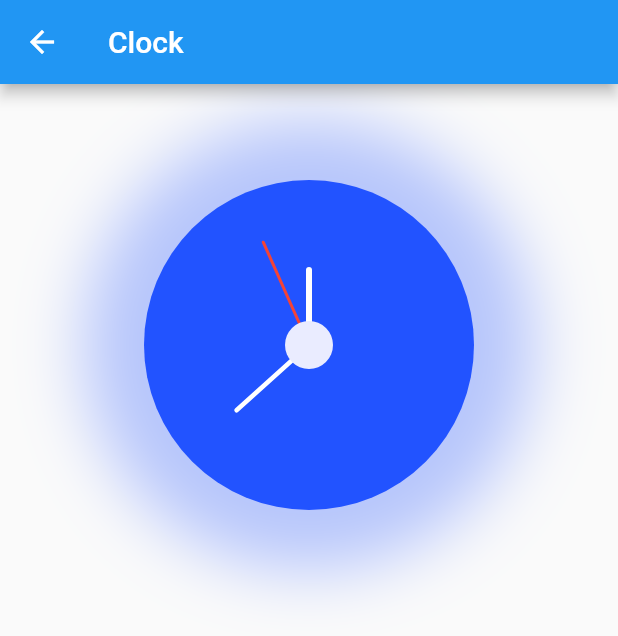
After one commit to brunozupp/clock_painter, a Flutter app: the screen it shows after launch, after a tap on "Clock", on a phone screen of 412 x 824 dp. The commit adds this screen. Shown: the top 636 px of the screen. Run offline on Flutter 3.47's test engine with Material 2 defaults, Android fonts, the phone set to English and light mode, and no system bars.

Commit message:
Tutorial Youtube - Clock - Em andamento

```diff
--- /dev/null
+++ b/lib/pages/clock/clock_page.dart
@@ -0,0 +1,33 @@
+import 'package:clock_painter/pages/clock/utils/clock_time_model.dart';
+import 'package:clock_painter/pages/clock/widgets/clock_widget.dart';
+import 'package:flutter/material.dart';
+
+class ClockPage extends StatelessWidget {
+
+  const ClockPage({ Key? key }) : super(key: key);
+
+  @override
+  Widget build(BuildContext context) {
+    return Scaffold(
+      appBar: AppBar(
+        title: const Text('Clock'),
+      ),
+      body: Padding(
+        padding: const EdgeInsets.all(24.0),
+        child: Column(
+          children: [
+            Center(
+              child: ClockWidget(
+                time: ClockTimeModel(
+                  hour: 12,
+                  min: 38,
+                  sec: 56,
+                ),
+              ),
+            ),
+          ],
+        ),
+      ),
+    );
+  }
+}
--- /dev/null
+++ b/lib/pages/clock/painters/clock_painter.dart
@@ -0,0 +1,93 @@
+import 'dart:math';
+
+import 'package:flutter/material.dart';
+
+import 'package:clock_painter/pages/clock/ui/clock_styles.dart';
+import 'package:clock_painter/pages/clock/utils/clock_time_model.dart';
+
+class ClockPainter extends CustomPainter {
+
+  final ClockTimeModel time;
+
+  ClockPainter({
+    required this.time,
+  });
+
+  @override
+  void paint(Canvas canvas, Size size) {
+
+    final secRadius = ((pi / 2) - (pi / 30) * time.sec) % (2 * pi);
+    final minRadius = ((pi / 2) - (pi / 30) * time.min) % (2 * pi);
+    final hourRadius = ((pi / 2) - (pi / 6) * time.hour) % (2 * pi);
+
+    // Points coordinates
+    final centerX = size.width / 2;
+    final centerY = size.height / 2;
+    final center = Offset(centerX, centerY);
+    final radius = min(centerX, centerY);
+
+    // Clock coordinate
+    final secHeight = radius / 2;
+    final minHeight = radius / 2 - 10;
+    final hourHeight = radius / 2 - 25;
+
+    final seconds = Offset(
+      centerX + secHeight * cos(secRadius),
+      centerY - secHeight * sin(secRadius),
+    );
+
+    final minutes = Offset(
+      centerX + minHeight * cos(minRadius),
+      centerY - minHeight * sin(minRadius),
+    );
+
+    final hours = Offset(
+      centerX + hourHeight * cos(hourRadius),
+      centerY - hourHeight * sin(hourRadius),
+    );
+
+    final fillBrush = Paint()
+      ..color = ClockStyle.primaryColor
+      ..strokeCap = StrokeCap.round;
+
+    final centerDotBrush = Paint()
+      ..color = const Color(0xFFEAECFF);
+
+    // Setting the hand brush
+    final secBrush = Paint()
+      ..color = Colors.red
+      ..style = PaintingStyle.stroke
+      ..strokeCap = StrokeCap.round
+      ..strokeWidth = 2
+      ..strokeJoin = StrokeJoin.round;
+
+    final minBrush = Paint()
+      ..color = Colors.white
+      ..style = PaintingStyle.stroke
+      ..strokeCap = StrokeCap.round
+      ..strokeWidth = 3
+      ..strokeJoin = StrokeJoin.round;
+
+    final hourBrush = Paint()
+      ..color = Colors.white
+      ..style = PaintingStyle.stroke
+      ..strokeCap = StrokeCap.round
+      ..strokeWidth = 4
+      ..strokeJoin = StrokeJoin.round;
+
+    // Draw the body
+    canvas.drawCircle(center, radius - 40, fillBrush);
+
+    // Draw the clock hands
+    canvas.drawLine(center, seconds, secBrush);
+    canvas.drawLine(center, minutes, minBrush);
+    canvas.drawLine(center, hours, hourBrush);
+
+    // Draw the center dot
+    canvas.drawCircle(center, 16, centerDotBrush);
+  }
+
+  @override
+  bool shouldRepaint(covariant CustomPainter oldDelegate) => true;
+
+}
--- /dev/null
+++ b/lib/pages/clock/ui/clock_styles.dart
@@ -0,0 +1,9 @@
+import 'package:flutter/material.dart';
+
+class ClockStyle {
+
+  ClockStyle._();
+
+  static const Color primaryColor = Color(0xFF2253FF);
+  static const Color primaryColorDark = Color(0xFF193bb1);
+}
--- /dev/null
+++ b/lib/pages/clock/utils/clock_time_model.dart
@@ -0,0 +1,12 @@
+class ClockTimeModel {
+
+  final int sec;
+  final int min;
+  final int hour;
+
+  ClockTimeModel({
+    required this.sec,
+    required this.min,
+    required this.hour,
+  });
+}
--- /dev/null
+++ b/lib/pages/clock/widgets/clock_widget.dart
@@ -0,0 +1,42 @@
+import 'package:flutter/material.dart';
+
+import 'package:clock_painter/pages/clock/painters/clock_painter.dart';
+import 'package:clock_painter/pages/clock/ui/clock_styles.dart';
+import 'package:clock_painter/pages/clock/utils/clock_time_model.dart';
+
+class ClockWidget extends StatefulWidget {
+
+  final ClockTimeModel time;
+
+  const ClockWidget({
+    Key? key,
+    required this.time,
+  }) : super(key: key);
+
+  @override
+  State<ClockWidget> createState() => _ClockWidgetState();
+}
+
+class _ClockWidgetState extends State<ClockWidget> {
+  @override
+  Widget build(BuildContext context) {
+    return Container(
+      decoration: BoxDecoration(
+        shape: BoxShape.circle,
+        boxShadow: [
+          BoxShadow(
+            color: ClockStyle.primaryColor.withAlpha(80),
+            blurRadius: 38.0
+          ),
+        ],
+      ),
+      height: 300,
+      width: 300,
+      child: CustomPaint(
+        painter: ClockPainter(
+          time: widget.time,
+        ),
+      ),
+    );
+  }
+}
--- a/lib/pages/home_page.dart
+++ b/lib/pages/home_page.dart
@@ -1,5 +1,6 @@
 import 'package:clock_painter/components/card_component.dart';
 import 'package:clock_painter/pages/circle_examples/circle_examples_page.dart';
+import 'package:clock_painter/pages/clock/clock_page.dart';
 import 'package:clock_painter/pages/line_examples/line_examples_page.dart';
 import 'package:clock_painter/pages/polygon_examples/polygon_examples_page.dart';
 import 'package:flutter/material.dart';
@@ -44,6 +45,10 @@ class HomePage extends StatelessWidget {
         label: "Polygon",
         page: PolygonExamplesPage(),
       ),
+      CardComponent(
+        label: "Clock",
+        page: ClockPage(),
+      ),
     ];
   }
 }
```
